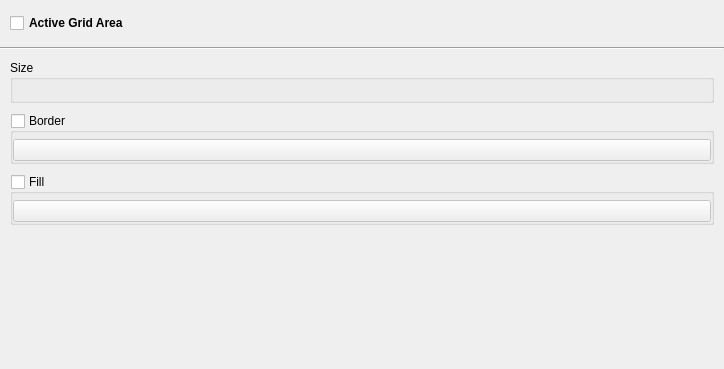
Qt form src/airunner/widgets/active_grid_settings/templates/active_grid_settings.ui (Capsize-Games/airunner) before a commit.
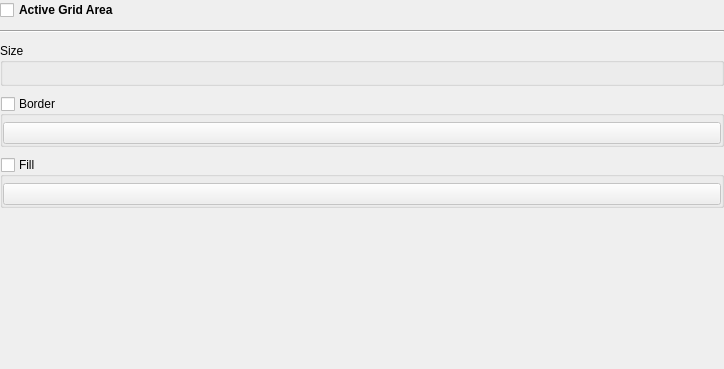
The same form after that commit. Custom widgets are drawn as their Qt base class.

```diff
--- a/src/airunner/widgets/active_grid_settings/templates/active_grid_settings.ui
+++ b/src/airunner/widgets/active_grid_settings/templates/active_grid_settings.ui
@@ -26,38 +26,11 @@
    <property name="bottomMargin">
     <number>0</number>
    </property>
-   <property name="verticalSpacing">
-    <number>10</number>
-   </property>
-   <item row="0" column="0">
-    <widget class="QWidget" name="widget" native="true">
-     <property name="sizePolicy">
-      <sizepolicy hsizetype="Preferred" vsizetype="Minimum">
-       <horstretch>0</horstretch>
-       <verstretch>0</verstretch>
-      </sizepolicy>
-     </property>
-     <property name="minimumSize">
-      <size>
-       <width>0</width>
-       <height>37</height>
-      </size>
-     </property>
-     <layout class="QGridLayout" name="gridLayout_2">
-      <property name="leftMargin">
-       <number>10</number>
-      </property>
-      <property name="topMargin">
-       <number>10</number>
-      </property>
-      <property name="rightMargin">
-       <number>10</number>
-      </property>
-      <property name="bottomMargin">
+   <property name="horizontalSpacing">
        <number>0</number>
       </property>
       <property name="verticalSpacing">
-       <number>0</number>
+    <number>10</number>
       </property>
       <item row="0" column="0">
        <widget class="QCheckBox" name="active_grid_area_checkbox">
@@ -71,17 +44,14 @@
         </property>
        </widget>
       </item>
-     </layout>
-    </widget>
-   </item>
-   <item row="1" column="0" colspan="2">
+   <item row="1" column="0">
     <widget class="Line" name="line">
      <property name="orientation">
       <enum>Qt::Orientation::Horizontal</enum>
      </property>
     </widget>
    </item>
-   <item row="2" column="0" colspan="2">
+   <item row="2" column="0">
     <widget class="QScrollArea" name="scrollArea">
      <property name="frameShape">
       <enum>QFrame::Shape::NoFrame</enum>
@@ -98,22 +68,25 @@
         <x>0</x>
         <y>0</y>
         <width>724</width>
-        <height>309</height>
+        <height>323</height>
        </rect>
       </property>
       <layout class="QGridLayout" name="gridLayout_3">
        <property name="leftMargin">
-        <number>10</number>
+        <number>0</number>
        </property>
        <property name="topMargin">
         <number>0</number>
        </property>
        <property name="rightMargin">
-        <number>10</number>
+        <number>0</number>
        </property>
        <property name="bottomMargin">
         <number>0</number>
        </property>
+       <property name="horizontalSpacing">
+        <number>0</number>
+       </property>
        <property name="verticalSpacing">
         <number>10</number>
        </property>
```
Lines whose indentation alone changed are shown as unchanged.
